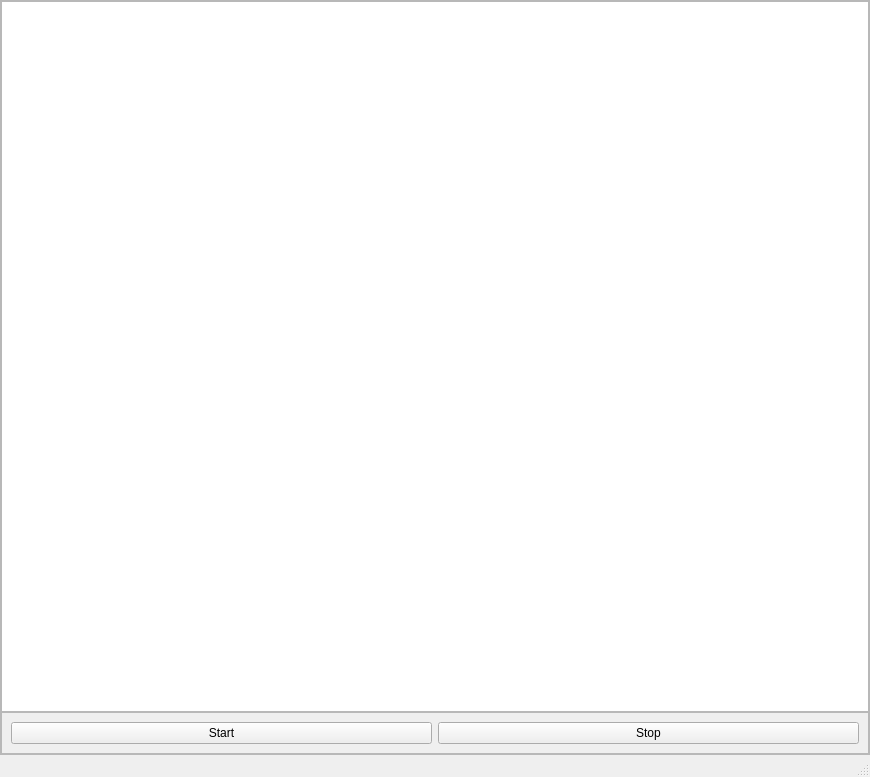
UIUCLibrary/Python_Script_GUI, file script_gui/gui.ui: the form before one commit.
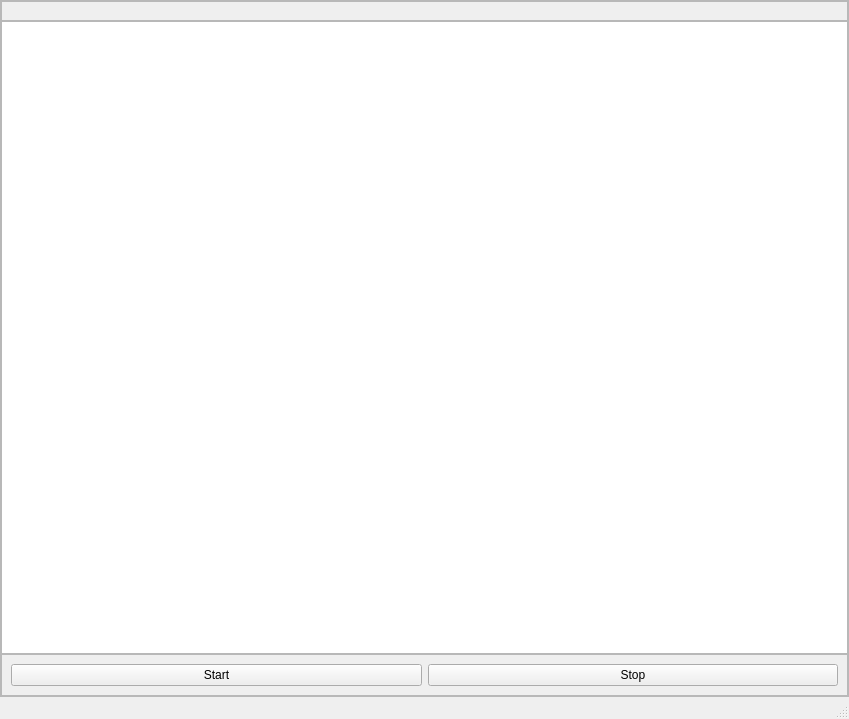
The form after the commit.

Patch:
```diff
--- a/script_gui/gui.ui
+++ b/script_gui/gui.ui
@@ -6,8 +6,8 @@
    <rect>
     <x>0</x>
     <y>0</y>
-    <width>870</width>
-    <height>777</height>
+    <width>849</width>
+    <height>719</height>
    </rect>
   </property>
   <property name="windowTitle">
@@ -54,6 +54,23 @@
        <property name="bottomMargin">
         <number>0</number>
        </property>
+       <item>
+        <widget class="QFrame" name="argumentsFrame">
+         <property name="sizePolicy">
+          <sizepolicy hsizetype="Preferred" vsizetype="Maximum">
+           <horstretch>0</horstretch>
+           <verstretch>0</verstretch>
+          </sizepolicy>
+         </property>
+         <property name="frameShape">
+          <enum>QFrame::StyledPanel</enum>
+         </property>
+         <property name="frameShadow">
+          <enum>QFrame::Raised</enum>
+         </property>
+         <layout class="QFormLayout" name="formLayout"/>
+        </widget>
+       </item>
        <item>
         <widget class="QTextBrowser" name="textBrowser"/>
        </item>
```
Left out of the diff: 7 changed lines with no effect on the pictures.
